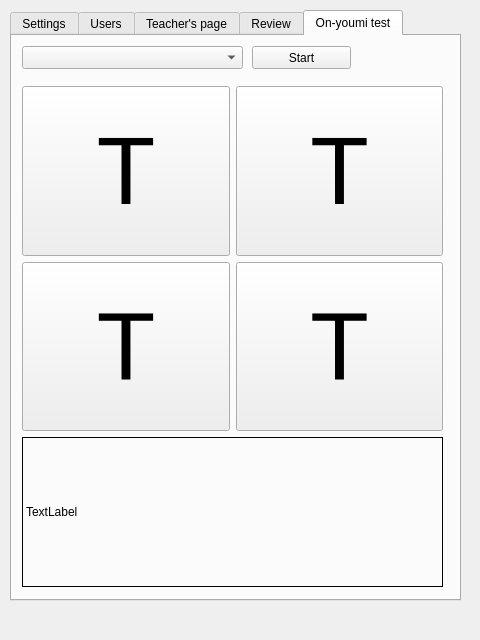
mihaly4/KanjiTools, file src/kanjitoolswindow.ui: the form before one commit.
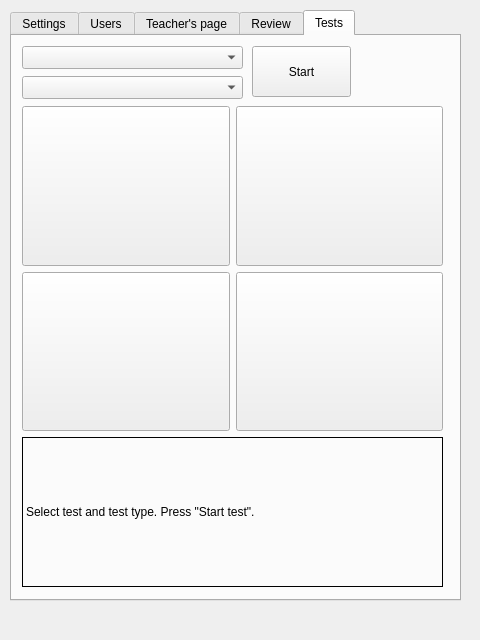
The form after the commit.

Commit message: Tests implementation. Part 2 of 2.

Diff of the .ui file:
```diff
--- a/src/kanjitoolswindow.ui
+++ b/src/kanjitoolswindow.ui
@@ -560,7 +560,7 @@
     </widget>
     <widget class="QWidget" name="tab_4">
      <attribute name="title">
-      <string>On-youmi test</string>
+      <string>Tests</string>
      </attribute>
      <widget class="QComboBox" name="comboBox_5">
       <property name="geometry">
@@ -578,20 +578,20 @@
         <x>240</x>
         <y>10</y>
         <width>99</width>
-        <height>23</height>
+        <height>51</height>
        </rect>
       </property>
       <property name="text">
        <string>Start</string>
       </property>
      </widget>
-     <widget class="QWidget" name="">
+     <widget class="QWidget" name="layoutWidget">
       <property name="geometry">
        <rect>
         <x>10</x>
-        <y>50</y>
+        <y>70</y>
         <width>421</width>
-        <height>501</height>
+        <height>481</height>
        </rect>
       </property>
       <layout class="QVBoxLayout" name="verticalLayout_5">
@@ -611,7 +611,7 @@
             </font>
            </property>
            <property name="text">
-            <string>T</string>
+            <string/>
            </property>
           </widget>
          </item>
@@ -629,7 +629,7 @@
             </font>
            </property>
            <property name="text">
-            <string>T</string>
+            <string/>
            </property>
           </widget>
          </item>
@@ -647,7 +647,7 @@
             </font>
            </property>
            <property name="text">
-            <string>T</string>
+            <string/>
            </property>
           </widget>
          </item>
@@ -665,7 +665,7 @@
             </font>
            </property>
            <property name="text">
-            <string>T</string>
+            <string/>
            </property>
           </widget>
          </item>
@@ -689,12 +689,22 @@
           <enum>QFrame::Panel</enum>
          </property>
          <property name="text">
-          <string>TextLabel</string>
+          <string>Select test and test type. Press &quot;Start test&quot;.</string>
          </property>
         </widget>
        </item>
       </layout>
      </widget>
+     <widget class="QComboBox" name="comboBox_6">
+      <property name="geometry">
+       <rect>
+        <x>10</x>
+        <y>40</y>
+        <width>221</width>
+        <height>23</height>
+       </rect>
+      </property>
+     </widget>
     </widget>
    </widget>
   </widget>
```
The commit also changes 15 other files.
